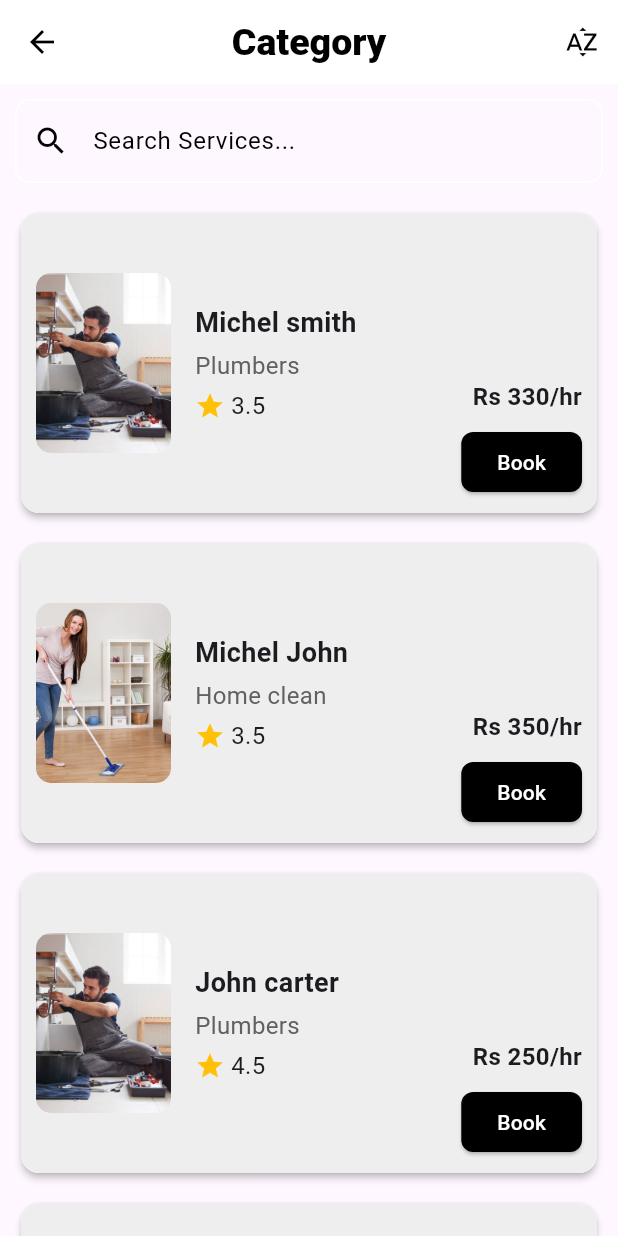
After one commit to pavitrapai10/home_hub, a Flutter app: the ServiceDetailsScreen screen opened directly, on a phone screen of 412 x 824 dp. The commit adds this screen. Run offline on Flutter 3.47's test engine with Material 3 defaults, Android fonts, the phone set to English and light mode, and no system bars; our stand-ins replace country_picker, flutter_mobx, mobx, smooth_page_indicator; generated files the repository leaves out were written again.

Commit message:
services_page_integration

```diff
--- /dev/null
+++ b/assets/serviceProviderDetails.json
@@ -0,0 +1,31 @@
+[
+    {
+      "serviceName": "Plumbers",
+      "imagePath": "assets/images/plumber.jpg",
+      "providerName":"Michel smith",
+      "rating":"3.5",
+      "charge":"Rs 330/hr"
+    },
+    {
+      "serviceName": "Home clean",
+      "imagePath": "assets/images/home_cleaner.jpg",
+      "providerName":"Michel John",
+      "rating":"3.5",
+      "charge":"Rs 350/hr"
+    },
+    {
+      "serviceName": "Plumbers",
+      "imagePath": "assets/images/plumber.jpg",
+      "providerName":"John carter",
+      "rating":"4.5",
+      "charge":"Rs 250/hr"
+    },
+    {
+      "serviceName": "Electrician",
+      "imagePath": "assets/images/electrician.jpg",
+      "providerName":"Sammy jaine",
+      "rating":"4.0",
+      "charge":"Rs 310/hr"
+    }
+
+]
--- /dev/null
+++ b/lib/models/services_details.dart
@@ -0,0 +1,24 @@
+class ServicesDetails{
+  final String serviceName;
+  final String imagePath;
+  final String providerName;
+  final String rating;
+  final String charge;
+
+
+ ServicesDetails({required this.serviceName,
+  required this.imagePath,
+  required this.providerName,
+  required this.rating,
+  required this.charge});
+
+  factory ServicesDetails.fromJson(Map<String, dynamic> json) {
+    return ServicesDetails(
+      serviceName: json['serviceName'],
+      imagePath: json['imagePath'],
+      providerName: json['providerName'],
+      rating: json['rating'],
+      charge: json['charge']
+    );
+  }
+}
--- /dev/null
+++ b/lib/models/services_list.dart
@@ -0,0 +1,13 @@
+class Services{
+  final  String serviceName;
+  final String imagePath;
+
+ Services({required this.serviceName, required this.imagePath});
+
+  factory Services.fromJson(Map<String, dynamic> json) {
+    return Services(
+      serviceName: json['serviceName'],
+      imagePath: json['imagePath'],
+    );
+  }
+}
--- /dev/null
+++ b/lib/screens/service_details_screen.dart
@@ -0,0 +1,206 @@
+import 'dart:convert';
+import 'package:flutter/material.dart';
+import 'package:flutter/services.dart' as rootBundle;
+import '../models/services_details.dart';
+
+class ServiceDetailsScreen extends StatefulWidget {
+  @override
+  _ServiceDetailsScreenState createState() => _ServiceDetailsScreenState();
+}
+
+class _ServiceDetailsScreenState extends State<ServiceDetailsScreen> {
+  List<ServicesDetails> servicesDetails = [];
+  List<ServicesDetails> filteredServices = [];
+
+  @override
+  void initState() {
+    super.initState();
+    loadServices();
+  }
+
+  Future<void> loadServices() async {
+    final String response =
+        await rootBundle.rootBundle.loadString('assets/serviceProviderDetails.json');
+    final List<dynamic> data = json.decode(response);
+    setState(() {
+      servicesDetails = data.map((e) => ServicesDetails.fromJson(e)).toList();
+      filteredServices = servicesDetails;
+    });
+  }
+
+  void filterSearch(String query) {
+    List<ServicesDetails> filtered = servicesDetails
+        .where((service) =>
+            service.serviceName.toLowerCase().contains(query.toLowerCase()))
+        .toList();
+    setState(() {
+      filteredServices = filtered;
+    });
+  }
+
+  @override
+  Widget build(BuildContext context) {
+    return Scaffold(
+      body: Column(
+        children: [
+          // AppBar with search bar
+          Container(
+            color: Theme.of(context).appBarTheme.backgroundColor,
+            padding: EdgeInsets.only(top: MediaQuery.of(context).padding.top),
+            child: Column(
+              children: [
+                AppBar(
+                  title: Text(
+                    "Category",
+                    style: TextStyle(
+                      fontWeight: FontWeight.w900,
+                      fontSize: 25,
+                    ),
+                  ),
+                  centerTitle: true,
+                  leading: IconButton(
+                    icon: Icon(Icons.arrow_back),
+                    onPressed: () {
+                      Navigator.pop(context);
+                    },
+                  ),
+                  actions: [
+                    IconButton(
+                      icon: Icon(Icons.sort_by_alpha),
+                      onPressed: () {
+                        setState(() {
+                          filteredServices.sort(
+                              (a, b) => a.providerName.compareTo(b.providerName));
+                        });
+                      },
+                    ),
+                  ],
+                ),
+                Padding(
+                  padding: EdgeInsets.symmetric(horizontal: 10, vertical: 10),
+                  child: TextField(
+                    onChanged: (value) => filterSearch(value),
+                    decoration: InputDecoration(
+                      hintText: "Search Services...",
+                      prefixIcon: Icon(Icons.search),
+                      border: OutlineInputBorder(
+                        borderRadius: BorderRadius.circular(10),
+                      ),
+                    ),
+                  ),
+                ),
+              ],
+            ),
+          ),
+
+          // Scrollable ListView
+          Expanded(
+            child: filteredServices.isEmpty
+                ? Center(child: CircularProgressIndicator())
+                : ListView.builder(
+                    itemCount: filteredServices.length,
+                    itemBuilder: (context, index) {
+                      final service = filteredServices[index];
+                      return Padding(
+                        padding: EdgeInsets.symmetric(horizontal: 10, vertical: 6),
+                        child: Card(
+                          elevation: 2, // Adds slight shadow
+                          shape: RoundedRectangleBorder(
+                            borderRadius: BorderRadius.circular(12),
+                          ),
+                          child: Container(
+                            height: 200, // Fixed height for each card
+                            padding: EdgeInsets.all(10),
+                            decoration: BoxDecoration(
+                              color: Colors.grey[200], // Light grey background
+                              borderRadius: BorderRadius.circular(12),
+                            ),
+                            child: Row(
+                              crossAxisAlignment: CrossAxisAlignment.center,
+                              children: [
+                                // Left Side - Image
+                                ClipRRect(
+                                  borderRadius: BorderRadius.circular(10),
+                                  child: Image.asset(
+                                    service.imagePath,
+                                    width: 90, // Fixed width
+                                    height:120, // Fixed height
+                                    fit: BoxFit.cover,
+                                  ),
+                                ),
+                                SizedBox(width: 16), // Space between image and text
+
+                                // Right Side - Details
+                                Expanded(
+                                  child: Column(
+                                    crossAxisAlignment: CrossAxisAlignment.start,
+                                    mainAxisAlignment: MainAxisAlignment.center,
+                                    children: [
+                                      Text(
+                                        service.providerName,
+                                        style: TextStyle(
+                                            fontSize: 18,
+                                            fontWeight: FontWeight.bold),
+                                      ),
+                                      SizedBox(height: 4),
+                                      Text(
+                                        service.serviceName,
+                                        style: TextStyle(
+                                            fontSize: 16, color: Colors.grey[700]),
+                                      ),
+                                      SizedBox(height: 4),
+                                      Row(
+                                        children: [
+                                          Icon(Icons.star, color: Colors.amber, size: 20),
+                                          SizedBox(width: 4),
+                                          Text(
+                                            service.rating.toString(),
+                                            style: TextStyle(fontSize: 16),
+                                          ),
+                                        ],
+                                      ),
+                                    ],
+                                  ),
+                                ),
+
+                                // Right Bottom Section
+                                Column(
+                                  mainAxisAlignment: MainAxisAlignment.end,
+                                  crossAxisAlignment: CrossAxisAlignment.end,
+                                  children: [
+                                    Text(
+                                      service.charge,
+                                      style: TextStyle(
+                                          fontSize: 16, fontWeight: FontWeight.bold),
+                                    ),
+                                    SizedBox(height: 8),
+                                    ElevatedButton(
+                                      style: ElevatedButton.styleFrom(
+                                        backgroundColor: Colors.black,
+                                        shape: RoundedRectangleBorder(
+                                          borderRadius: BorderRadius.circular(8),
+                                        ),
+                                      ),
+                                      onPressed: () {
+                                        // Handle booking action
+                                      },
+                                      child: Text(
+                                        "Book",
+                                        style: TextStyle(color: Colors.white),
+                                      ),
+                                    ),
+                                  ],
+                                ),
+                              ],
+                            ),
+                          ),
+                        ),
+                      );
+                    },
+                  ),
+          ),
+        ],
+      ),
+    );
+  }
+}
--- a/lib/utils/images.dart
+++ b/lib/utils/images.dart
@@ -15,3 +15,4 @@ const String homeCleaner = "assets/images/home_cleaner.jpg";
 const String painter = "assets/images/painter.jpg";
 const String painter1 = "assets/images/painter1.jpg";
 const String cleaning = "assets/images/cleaning.jpg";
+const String userImage = "assets/images/userImage.jpg";
--- a/pubspec.yaml
+++ b/pubspec.yaml
@@ -71,6 +71,8 @@ flutter:
   assets:
 
     - assets/images/
+    - assets/services_list.json
+    - assets/serviceProviderDetails.json
 
 
   # An image asset can refer to one or more resolution-specific "variants", see
```
Also changed, not shown: assets/services_list.json (added, +31 -0 lines), lib/fragments/account_fragment.dart (added, +114 -0 lines), lib/screens/dashboard_screen.dart (+48 -5 lines), lib/screens/services_screen.dart (added, +146 -0 lines), assets/images/userImage.jpg (added).
